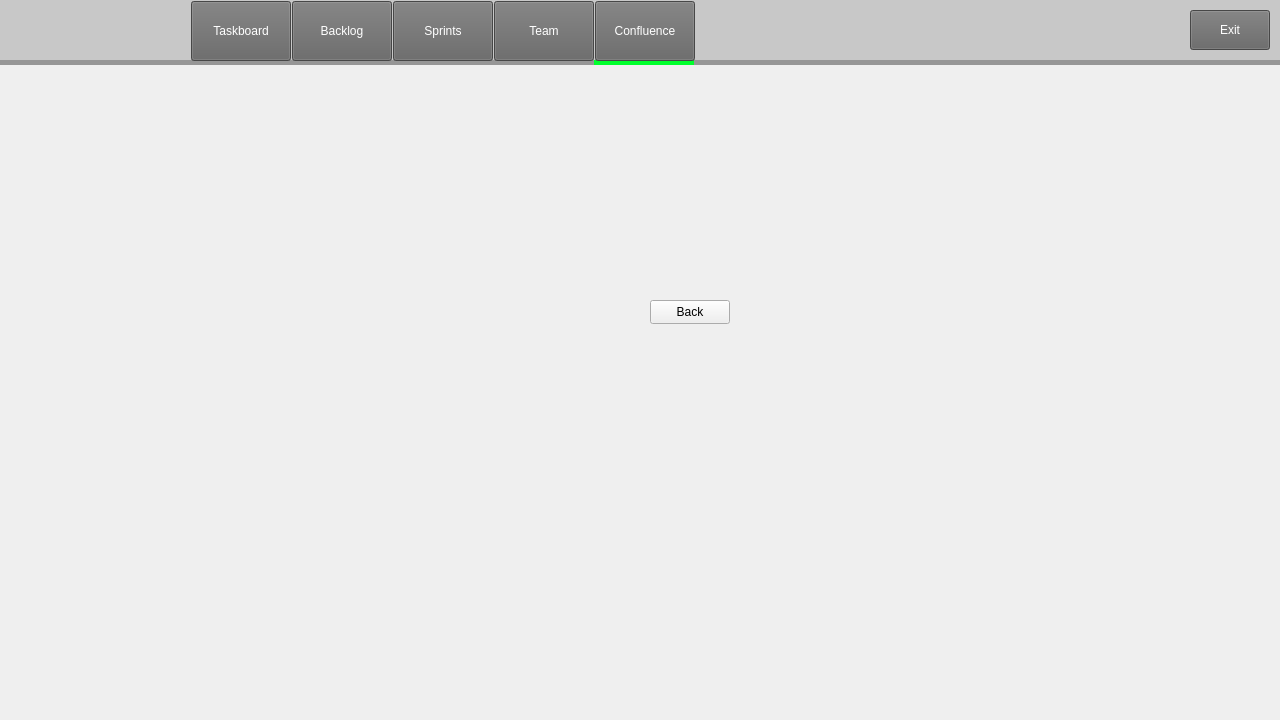
First picture: the form in code/Staging_Environment/Recovered/Staging_Environment_Recorverd/parentboard.ui, repository muazzamaqeel/Software-Project-CTS-5, before the edit.
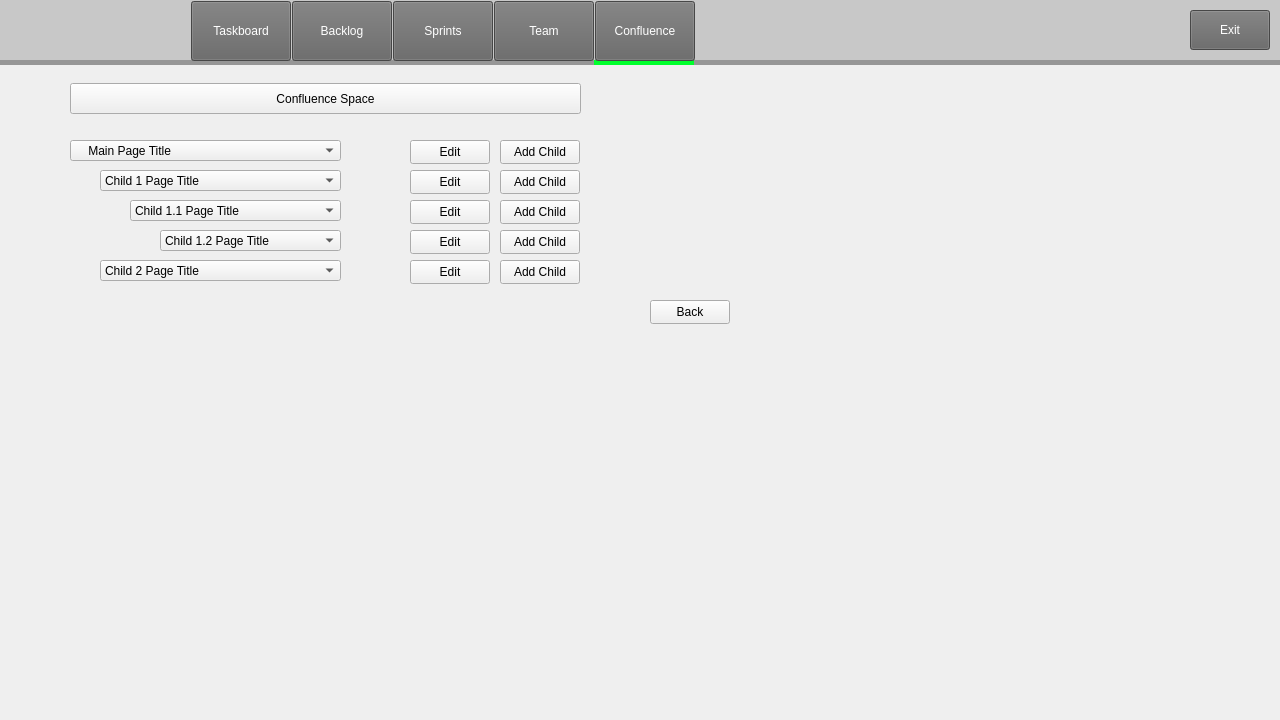
Second picture: the form after the edit. The open tabs and pages were chosen to show the change. Icons and pictures are not drawn.

Commit message: Test Case 1 - Window Check

Diff of the .ui file:
```diff
--- a/code/Staging_Environment/Recovered/Staging_Environment_Recorverd/parentboard.ui
+++ b/code/Staging_Environment/Recovered/Staging_Environment_Recorverd/parentboard.ui
@@ -1402,6 +1402,224 @@
       <string>Back</string>
      </property>
     </widget>
+    <widget class="QComboBox" name="confluenceProjectName">
+     <property name="geometry">
+      <rect>
+       <x>70</x>
+       <y>80</y>
+       <width>271</width>
+       <height>21</height>
+      </rect>
+     </property>
+     <item>
+      <property name="text">
+       <string>    Main Page Title</string>
+      </property>
+     </item>
+    </widget>
+    <widget class="QPushButton" name="confluence_edit">
+     <property name="geometry">
+      <rect>
+       <x>410</x>
+       <y>80</y>
+       <width>80</width>
+       <height>24</height>
+      </rect>
+     </property>
+     <property name="text">
+      <string>Edit</string>
+     </property>
+    </widget>
+    <widget class="QPushButton" name="pushButton_2">
+     <property name="geometry">
+      <rect>
+       <x>500</x>
+       <y>80</y>
+       <width>80</width>
+       <height>24</height>
+      </rect>
+     </property>
+     <property name="text">
+      <string>Add Child</string>
+     </property>
+    </widget>
+    <widget class="QComboBox" name="confluenceProjectName_2">
+     <property name="geometry">
+      <rect>
+       <x>100</x>
+       <y>110</y>
+       <width>241</width>
+       <height>21</height>
+      </rect>
+     </property>
+     <item>
+      <property name="text">
+       <string>Child 1 Page Title</string>
+      </property>
+     </item>
+    </widget>
+    <widget class="QPushButton" name="confluence_edit_2">
+     <property name="geometry">
+      <rect>
+       <x>410</x>
+       <y>110</y>
+       <width>80</width>
+       <height>24</height>
+      </rect>
+     </property>
+     <property name="text">
+      <string>Edit</string>
+     </property>
+    </widget>
+    <widget class="QPushButton" name="pushButton_3">
+     <property name="geometry">
+      <rect>
+       <x>500</x>
+       <y>110</y>
+       <width>80</width>
+       <height>24</height>
+      </rect>
+     </property>
+     <property name="text">
+      <string>Add Child</string>
+     </property>
+    </widget>
+    <widget class="QComboBox" name="confluenceProjectName_3">
+     <property name="geometry">
+      <rect>
+       <x>130</x>
+       <y>140</y>
+       <width>211</width>
+       <height>21</height>
+      </rect>
+     </property>
+     <item>
+      <property name="text">
+       <string>Child 1.1 Page Title</string>
+      </property>
+     </item>
+    </widget>
+    <widget class="QComboBox" name="confluenceProjectName_4">
+     <property name="geometry">
+      <rect>
+       <x>160</x>
+       <y>170</y>
+       <width>181</width>
+       <height>21</height>
+      </rect>
+     </property>
+     <item>
+      <property name="text">
+       <string>Child 1.2 Page Title</string>
+      </property>
+     </item>
+    </widget>
+    <widget class="QPushButton" name="confluence_edit_3">
+     <property name="geometry">
+      <rect>
+       <x>410</x>
+       <y>140</y>
+       <width>80</width>
+       <height>24</height>
+      </rect>
+     </property>
+     <property name="text">
+      <string>Edit</string>
+     </property>
+    </widget>
+    <widget class="QPushButton" name="confluence_edit_4">
+     <property name="geometry">
+      <rect>
+       <x>410</x>
+       <y>170</y>
+       <width>80</width>
+       <height>24</height>
+      </rect>
+     </property>
+     <property name="text">
+      <string>Edit</string>
+     </property>
+    </widget>
+    <widget class="QPushButton" name="pushButton_4">
+     <property name="geometry">
+      <rect>
+       <x>500</x>
+       <y>140</y>
+       <width>80</width>
+       <height>24</height>
+      </rect>
+     </property>
+     <property name="text">
+      <string>Add Child</string>
+     </property>
+    </widget>
+    <widget class="QPushButton" name="pushButton_5">
+     <property name="geometry">
+      <rect>
+       <x>500</x>
+       <y>170</y>
+       <width>80</width>
+       <height>24</height>
+      </rect>
+     </property>
+     <property name="text">
+      <string>Add Child</string>
+     </property>
+    </widget>
+    <widget class="QComboBox" name="confluenceProjectName_5">
+     <property name="geometry">
+      <rect>
+       <x>100</x>
+       <y>200</y>
+       <width>241</width>
+       <height>21</height>
+      </rect>
+     </property>
+     <item>
+      <property name="text">
+       <string>Child 2 Page Title</string>
+      </property>
+     </item>
+    </widget>
+    <widget class="QPushButton" name="confluence_edit_5">
+     <property name="geometry">
+      <rect>
+       <x>410</x>
+       <y>200</y>
+       <width>80</width>
+       <height>24</height>
+      </rect>
+     </property>
+     <property name="text">
+      <string>Edit</string>
+     </property>
+    </widget>
+    <widget class="QPushButton" name="pushButton_6">
+     <property name="geometry">
+      <rect>
+       <x>500</x>
+       <y>200</y>
+       <width>80</width>
+       <height>24</height>
+      </rect>
+     </property>
+     <property name="text">
+      <string>Add Child</string>
+     </property>
+    </widget>
+    <widget class="QPushButton" name="pushButton">
+     <property name="geometry">
+      <rect>
+       <x>70</x>
+       <y>23</y>
+       <width>511</width>
+       <height>31</height>
+      </rect>
+     </property>
+     <property name="text">
+      <string>Confluence Space</string>
+     </property>
+    </widget>
    </widget>
   </widget>
   <widget class="QPushButton" name="exitButton">
```
Left out of the diff: 2 changed lines with no effect on the pictures. The commit also changes 2 other files.
